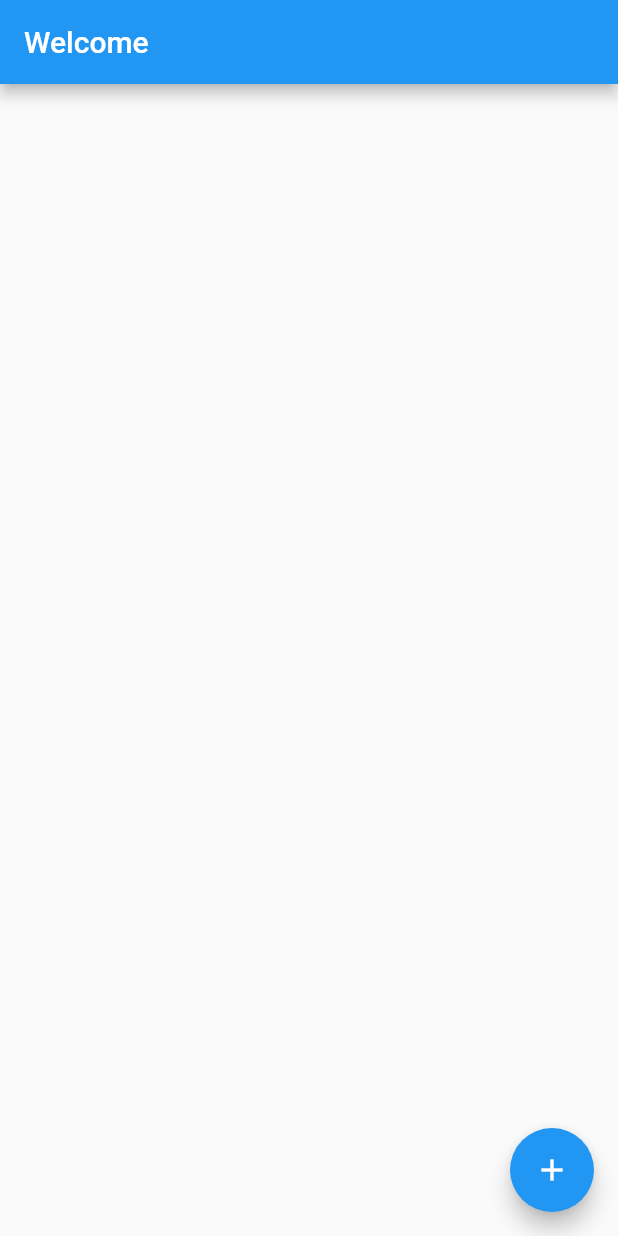
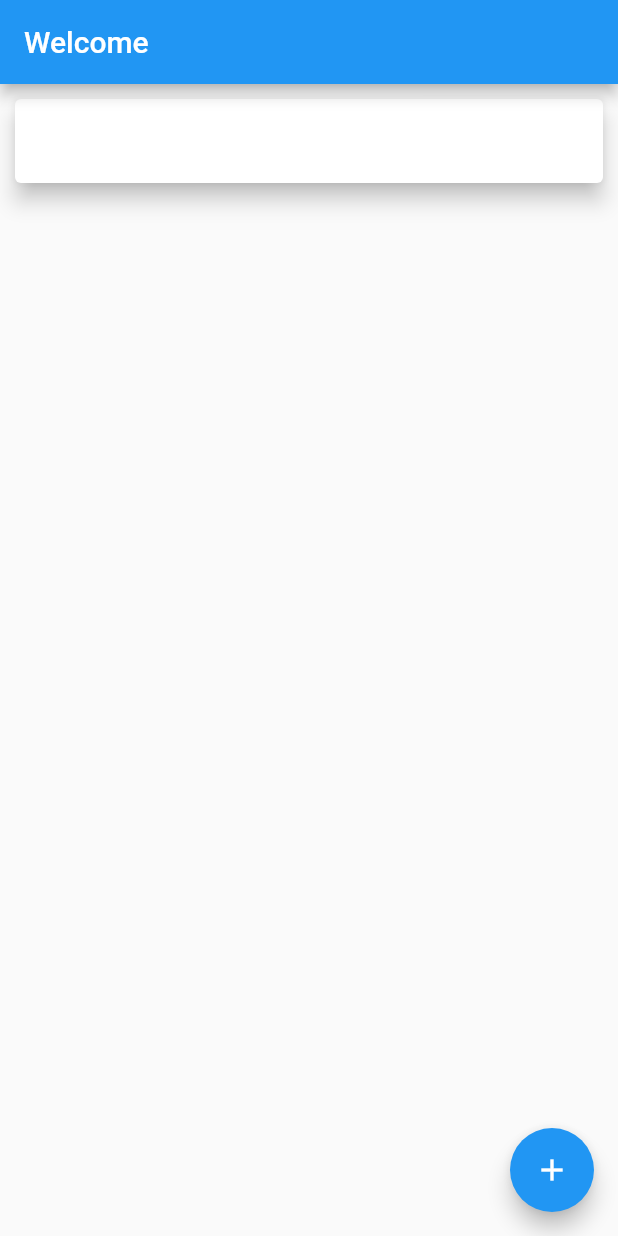
Before and after one commit to theVatsal3802/Vanilla-Contacts-State-Management-Course-App-1, a Flutter app: the NewContactView screen opened by its route, after a tap on "Add Contact", on a phone screen of 412 x 824 dp. Run offline on Flutter 3.47's test engine with Material 3 defaults, Android fonts, the phone set to English and light mode, and no system bars.

```diff
--- a/lib/main.dart
+++ b/lib/main.dart
@@ -1,4 +1,5 @@
 import 'package:flutter/material.dart';
+import 'package:uuid/uuid.dart';
 
 void main() {
   runApp(const MyApp());
@@ -24,30 +25,33 @@ class MyApp extends StatelessWidget {
 }
 
 class Contact {
+  final String id;
   final String name;
 
-  const Contact({required this.name});
+  Contact({required this.name}) : id = const Uuid().v4();
 }
 
-class ContactBook {
-  ContactBook._sharedInstance();
+class ContactBook extends ValueNotifier<List<Contact>> {
+  ContactBook._sharedInstance() : super([]);
   static final ContactBook _shared = ContactBook._sharedInstance();
   factory ContactBook() => _shared;
 
-  final List<Contact> _contacts = [];
-
-  int get length => _contacts.length;
+  int get length => value.length;
 
   void add({required Contact contact}) {
-    _contacts.add(contact);
+    value.add(contact);
+    notifyListeners();
   }
 
   void remove({required Contact contact}) {
-    _contacts.remove(contact);
+    if (value.contains(contact)) {
+      value.remove(contact);
+      notifyListeners();
+    }
   }
 
   Contact? contact({required int atIndex}) {
-    return _contacts.length > atIndex ? _contacts[atIndex] : null;
+    return value.length > atIndex ? value[atIndex] : null;
   }
 }
 
@@ -56,7 +60,6 @@ class HomeScreen extends StatelessWidget {
 
   @override
   Widget build(BuildContext context) {
-    final contactBook = ContactBook();
     return Scaffold(
       appBar: AppBar(
         title: const Text(
@@ -64,15 +67,45 @@ class HomeScreen extends StatelessWidget {
           textScaler: TextScaler.noScaling,
         ),
       ),
-      body: ListView.builder(
-        itemCount: contactBook.length,
-        itemBuilder: (context, index) {
-          final contact = contactBook.contact(atIndex: index)!;
-          return ListTile(
-            title: Text(
-              contact.name,
-              textScaler: TextScaler.noScaling,
-            ),
+      body: ValueListenableBuilder(
+        valueListenable: ContactBook(),
+        builder: (context, value, child) {
+          final contacts = value;
+          return ListView.builder(
+            itemCount: contacts.length,
+            itemBuilder: (context, index) {
+              final contact = contacts[index];
+              return Dismissible(
+                background: const Row(
+                  mainAxisAlignment: MainAxisAlignment.spaceBetween,
+                  children: [
+                    Icon(
+                      Icons.delete,
+                      color: Colors.red,
+                    ),
+                    Icon(
+                      Icons.delete,
+                      color: Colors.red,
+                    ),
+                  ],
+                ),
+                onDismissed: (direction) {
+                  ContactBook().remove(contact: contact);
+                },
+                key: ValueKey(contact.id),
+                child: Card(
+                  margin: const EdgeInsets.all(10),
+                  color: Colors.white,
+                  elevation: 6,
+                  child: ListTile(
+                    title: Text(
+                      contact.name,
+                      textScaler: TextScaler.noScaling,
+                    ),
+                  ),
+                ),
+              );
+            },
           );
         },
       ),
--- a/pubspec.yaml
+++ b/pubspec.yaml
@@ -35,6 +35,7 @@ dependencies:
   # The following adds the Cupertino Icons font to your application.
   # Use with the CupertinoIcons class for iOS style icons.
   cupertino_icons: ^1.0.2
+  uuid: ^4.3.3
 
 dev_dependencies:
   flutter_test:
```
Also changed, not shown: pubspec.lock.
